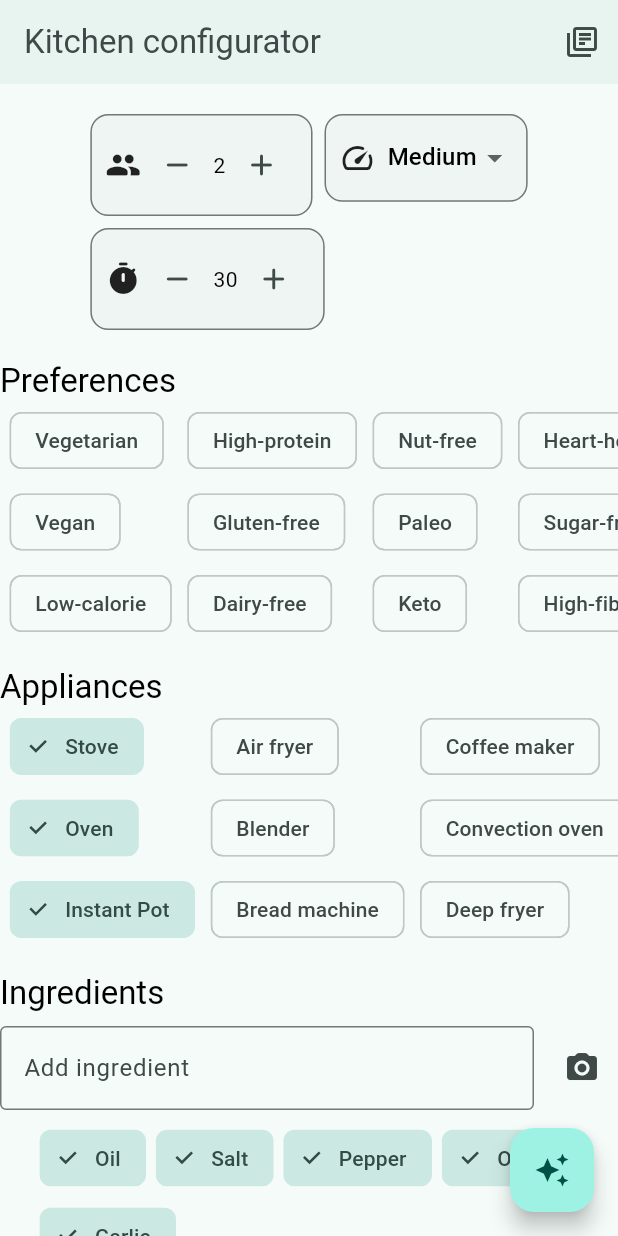
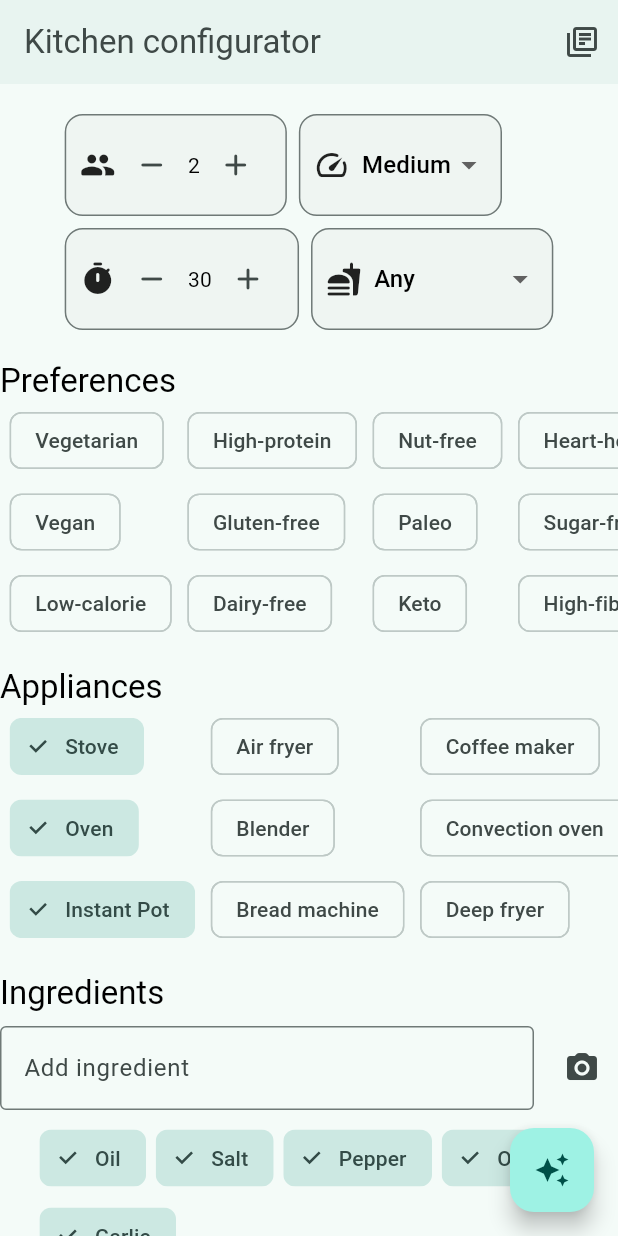
Before and after one commit to guplem/llama-2-hackathon-frontend, a Flutter app: the screen it shows after launch, on a phone screen of 412 x 824 dp. Run offline on Flutter 3.47's test engine with Material 2 defaults, Android fonts, the phone set to English and light mode, and no system bars; our stand-ins replace animate_do, dio, image_picker, internet_connection_checker_plus, scroll_snap_list, shimmer and 1 more; missing offline and left inert: image_picker_android, image_picker_platform_interface.

Commit message:
Food type

```diff
--- a/lib/feature/configurator/configuration_provider.dart
+++ b/lib/feature/configurator/configuration_provider.dart
@@ -23,6 +23,7 @@ class ConfigurationProvider extends ChangeNotifier {
   bool loadingIngredients = false;
 
   List<String> get activeIngredients => _ingredients.entries.where((entry) => entry.value == true).map((entry) => entry.key).toList().cast<String>();
+
   List<String> get deactivatedIngredients => _ingredients.entries.where((entry) => entry.value == false).map((entry) => entry.key).toList().cast<String>();
 
   Map<String, bool> get ingredients => Map<String, bool>.from(_ingredients);
@@ -94,6 +95,7 @@ class ConfigurationProvider extends ChangeNotifier {
   //# region desires
 
   List<String> get activeDesires => desires.entries.where((entry) => entry.value == true).map((entry) => entry.key).toList().cast<String>();
+
   List<String> get deactivatedDesires => desires.entries.where((entry) => entry.value == false).map((entry) => entry.key).toList().cast<String>();
 
   Map<String, bool> get desires => _desires;
@@ -180,6 +182,7 @@ class ConfigurationProvider extends ChangeNotifier {
   //# region appliances
 
   List<String> get activeAppliances => appliances.entries.where((entry) => entry.value == true).map((entry) => entry.key).toList().cast<String>();
+
   List<String> get deactivatedAppliances => appliances.entries.where((entry) => entry.value == false).map((entry) => entry.key).toList().cast<String>();
 
   Map<String, bool> get appliances => _appliances;
@@ -212,8 +215,6 @@ class ConfigurationProvider extends ChangeNotifier {
     "Panini press": false,
   };
 
-
-
   void updateApplianceStatus(String appliance, bool isActive) {
     if (appliance.isEmpty) return;
     _appliances[appliance] = isActive;
@@ -239,8 +240,6 @@ class ConfigurationProvider extends ChangeNotifier {
   void activateAppliance(String appliance) {
     updateApplianceStatus(appliance, true);
   }
-
-
 
   //# endregion appliances
 
@@ -283,7 +282,11 @@ class ConfigurationProvider extends ChangeNotifier {
   //# region difficulty
 
   String get difficultyAsText {
-    return _difficulty == 2 ? "Easy" : _difficulty == 2 ? "Medium" : "Hard";
+    return _difficulty == 2
+        ? "Easy"
+        : _difficulty == 2
+            ? "Medium"
+            : "Hard";
   }
 
   int get difficulty => _difficulty;
@@ -297,7 +300,16 @@ class ConfigurationProvider extends ChangeNotifier {
 
   // endregion difficulty
 
+  //# region type
 
+  String get type => _type;
+  String _type = "Any";
 
+  void updateType(String type) {
+    if (type.isEmpty) return;
+    _type = type;
+    notifyListeners();
+  }
 
+  // endregion type
 }
--- a/lib/feature/configurator/configurator_screen.dart
+++ b/lib/feature/configurator/configurator_screen.dart
@@ -70,7 +70,7 @@ class _ConfiguratorScreenState extends State<ConfiguratorScreen> {
                     ),
                   ),
                   OutlinedCard(
-                    padding: ThemeCustom.paddingInnerCard.copyWith(top: ThemeCustom.paddingInnerCard.top / 1.9, bottom: ThemeCustom.paddingInnerCard.bottom / 1.9),
+                    // padding: ThemeCustom.paddingInnerCard.copyWith(top: ThemeCustom.paddingInnerCard.top / 1.9, bottom: ThemeCustom.paddingInnerCard.bottom / 1.9),
                     child: Row(
                       mainAxisSize: MainAxisSize.min,
                       children: [
@@ -103,6 +103,34 @@ class _ConfiguratorScreenState extends State<ConfiguratorScreen> {
                       ],
                     ),
                   ),
+                  OutlinedCard(
+                    // padding: ThemeCustom.paddingInnerCard.copyWith(top: ThemeCustom.paddingInnerCard.top / 1.9, bottom: ThemeCustom.paddingInnerCard.bottom / 1.9),
+                    child: Row(
+                      mainAxisSize: MainAxisSize.min,
+                      children: [
+                        const Icon(Icons.fastfood_rounded),
+                        const Gap.horizontal(),
+                        DropdownButton<String>(
+                            underline: Container(),
+                            padding: EdgeInsets.zero,
+                            value: getProvider<ConfigurationProvider>(context, listen: true).type,
+                            onChanged: (String? value) {
+                              ConfigurationProvider.instance.updateType(value!);
+                            },
+                            items: const [
+                              DropdownMenuItem(value: "Any", child: Text("Any")),
+                              DropdownMenuItem(value: "Breakfast", child: Text("Breakfast")),
+                              DropdownMenuItem(value: "Lunch", child: Text("Lunch")),
+                              DropdownMenuItem(value: "Dinner", child: Text("Dinner")),
+                              DropdownMenuItem(value: "Snacks", child: Text("Snacks")),
+                              DropdownMenuItem(value: "Desserts", child: Text("Desserts")),
+                              DropdownMenuItem(value: "Beverages", child: Text("Beverages")),
+                              DropdownMenuItem(value: "Appetizers", child: Text("Appetizers")),
+                              DropdownMenuItem(value: "Side Dishes", child: Text("Side Dishes")),
+                            ]),
+                      ],
+                    ),
+                  )
                 ],
               ),
             ),
--- a/lib/feature/recipe/recipe.dart
+++ b/lib/feature/recipe/recipe.dart
@@ -1,6 +1,5 @@
 import "dart:typed_data";
 import "package:uuid/uuid.dart";
-
 
 class Recipe {
   Recipe({
@@ -9,18 +8,21 @@ class Recipe {
     required this.ingredients,
     required this.steps,
     this.image,
+    required this.type,
   });
 
   Uint8List? image;
   final String id;
   final String title;
+  final String type;
   final List<String> ingredients;
   final List<String> steps;
 
-  factory Recipe.fromJson(Map<String, dynamic> json) => Recipe(
+  factory Recipe.fromJson(Map<String, dynamic> json, {required String type}) => Recipe(
         id: const Uuid().v4(),
         title: json["title"],
         ingredients: List<String>.from(json["ingredients"].map((x) => x["name"])),
         steps: List<String>.from(json["steps"].map((x) => x)),
+        type: type,
       );
 }
--- a/lib/feature/recipe/recipes_provider.dart
+++ b/lib/feature/recipe/recipes_provider.dart
@@ -32,6 +32,7 @@ class RecipesProvider extends ChangeNotifier {
     RecipesProvider.instance.loadingRecipe = true;
     RecipesProvider.instance.notifyListeners();
 
+    String type = ConfigurationProvider.instance.type;
     String recipeText = await _getText();
 
     Map<String, dynamic>? recipeJSON;
@@ -69,7 +70,7 @@ class RecipesProvider extends ChangeNotifier {
     if (recipeJSON != null) {
       Debug.logSuccess("Recipe received.");
       // Save the recipe in the provider
-      Recipe recipe = Recipe.fromJson(recipeJSON);
+      Recipe recipe = Recipe.fromJson(recipeJSON, type: type);
       RecipesProvider.instance._recipes.add(recipe);
       _loadImage(recipe: recipe);
     }
@@ -90,7 +91,8 @@ class RecipesProvider extends ChangeNotifier {
         "Food for: ${ConfigurationProvider.instance.people} people\n"
         "Difficulty: ${ConfigurationProvider.instance.difficultyAsText}\n"
         "Preferences: ${ConfigurationProvider.instance.activeDesires.join(", ")}\n"
-        "Available appliances: ${ConfigurationProvider.instance.activeDesires.join(", ")}\n";
+        "Available appliances: ${ConfigurationProvider.instance.activeDesires.join(", ")}\n"
+        "Food type: ${ConfigurationProvider.instance.type}\n";
 
     // "recipe-generator-large-13B/results",
     Response response = await clarifai.post(
```
